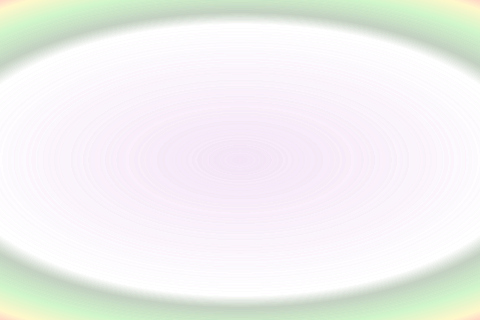
Old version of the form app/frontend/a1.ui in the repository bogap/kittenlog; both pictures show x 311 to 791 and y 101 to 421 of the 1102 by 522 pixel window.
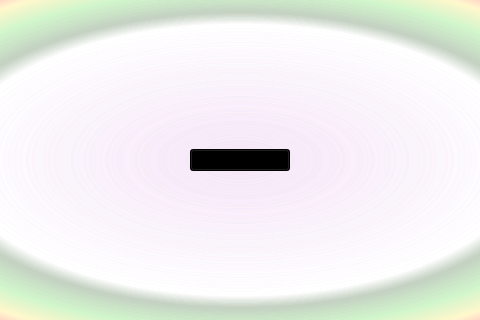
New version of the form.

```diff
--- a/app/frontend/a1.ui
+++ b/app/frontend/a1.ui
@@ -17,7 +17,18 @@
    <string notr="true">background-color: qradialgradient(spread:pad, cx:0.5, cy:0.5, radius:0.5, fx:0.5, fy:0.5, stop:0 rgba(234, 203, 239, 50), stop:0.52 rgba(0, 0, 0, 0), stop:0.565 rgba(82, 121, 76, 33), stop:0.65 rgba(159, 235, 148, 50), stop:0.721925 rgba(255, 238, 150, 50), stop:0.77 rgba(255, 128, 128, 50), stop:0.89 rgba(191, 128, 255, 50), stop:1 rgba(241, 231, 255, 255));</string>
   </property>
   <widget class="QWidget" name="centralwidget">
-   <layout class="QGridLayout" name="gridLayout"/>
+   <layout class="QGridLayout" name="gridLayout">
+    <item row="0" column="0">
+     <widget class="QComboBox" name="filter_box">
+      <property name="maximumSize">
+       <size>
+        <width>100</width>
+        <height>16777215</height>
+       </size>
+      </property>
+     </widget>
+    </item>
+   </layout>
   </widget>
  </widget>
  <resources/>
```
